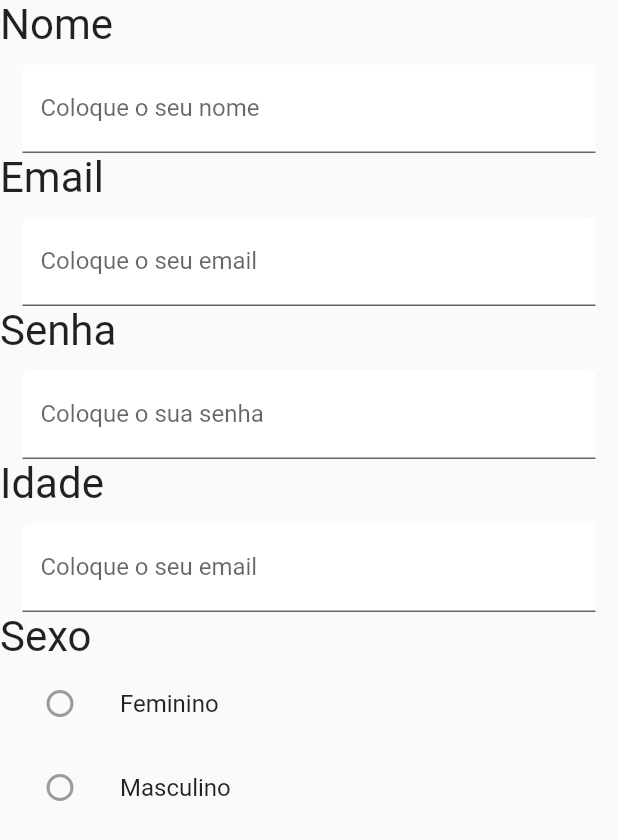
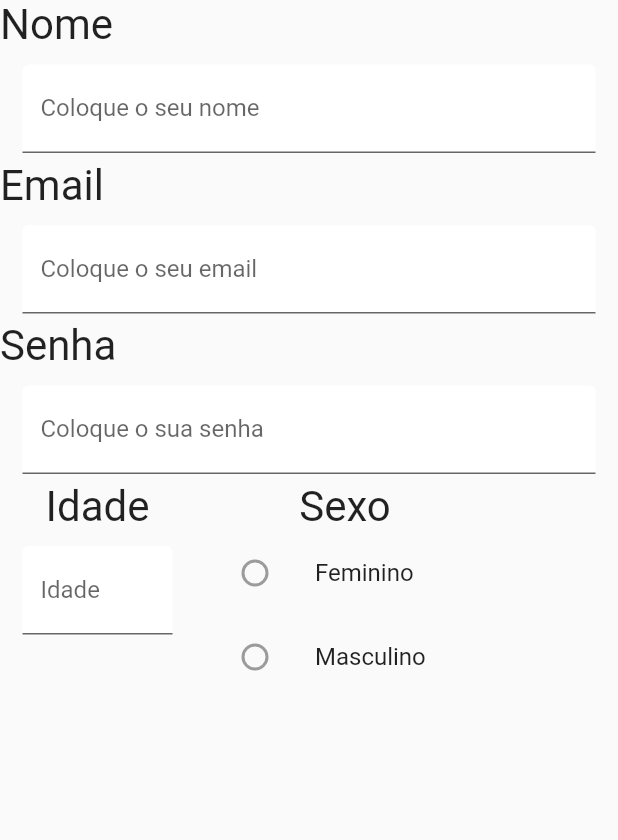
Before and after one commit to Leonerd42/Logikid, a Flutter app: the FormTest widget shown alone on an empty page, opened directly, on a phone screen of 412 x 824 dp. Shown: the top 840 px of the screen. Run offline on Flutter 3.47's test engine with Material 2 defaults, Android fonts, the phone set to English and light mode, and no system bars; Roboto replaces fonts that are missing (Poppins).

Commit message:
pagina cadastro com idade do lado de sexo

```diff
--- a/lib/pages/RegisterPage.dart
+++ b/lib/pages/RegisterPage.dart
@@ -79,7 +79,7 @@ class FormTest extends StatelessWidget {
           //nome
           Text("Nome",textScaleFactor: 2,),
           Container(
-            margin: EdgeInsets.only(top: 10.0, bottom: .0, left: 15.0, right: 15.0),
+            margin: EdgeInsets.only(top: 10.0, bottom: 5.0, left: 15.0, right: 15.0),
             child: TextFormField(
               decoration: new InputDecoration(
                 labelText: "Coloque o seu nome",
@@ -103,7 +103,7 @@ class FormTest extends StatelessWidget {
           //email
           Text("Email",textScaleFactor: 2,),
           Container(
-            margin: EdgeInsets.only(top: 10.0, bottom: .0, left: 15.0, right: 15.0),
+            margin: EdgeInsets.only(top: 10.0, bottom: 5.0, left: 15.0, right: 15.0),
             child: TextFormField(
               decoration: new InputDecoration(
                 labelText: "Coloque o seu email",
@@ -127,7 +127,7 @@ class FormTest extends StatelessWidget {
           //senha
           Text("Senha",textScaleFactor: 2,),
           Container(
-            margin: EdgeInsets.only(top: 10.0, bottom: .0, left: 15.0, right: 15.0),
+            margin: EdgeInsets.only(top: 10.0, bottom: 5.0, left: 15.0, right: 15.0),
             child: TextFormField(
               decoration: new InputDecoration(
                 labelText: "Coloque o sua senha",
@@ -148,14 +148,21 @@ class FormTest extends StatelessWidget {
               ),
             ),
           ),
-         //idade
+          Container(
+            width: 400,
+            height: 150,
+            child: Row(
+              children: <Widget>[
+                Column(
+                  children: <Widget>[
                       Text("Idade",textScaleFactor: 2,),
                       Container(
-            margin: EdgeInsets.only(top: 10.0, bottom: .0, left: 15.0, right: 15.0),
+                        width: 100,
+                        margin: EdgeInsets.only(top: 10.0, bottom: 5.0, left: 15.0, right: 15.0),
                         child: TextFormField(
                           keyboardType: TextInputType.number,
                           decoration: new InputDecoration(
-                labelText: "Coloque o seu email",
+                            labelText: "Idade",
                             filled: true,
                             fillColor: Colors.white,
                             //fillColor: Colors.green
@@ -165,7 +172,14 @@ class FormTest extends StatelessWidget {
                           ),
                         ),
                       ),
-      //sexo
+                  ],
+                ),
+                Column(
+                  children: <Widget>[
+                    Container(
+                      width: 200,
+                      child: Column(
+                        children: <Widget>[
                           Text("Sexo",textScaleFactor: 2,),
                           ListTile(
                             title: const Text('Feminino'),
@@ -183,6 +197,20 @@ class FormTest extends StatelessWidget {
                           ),
                         ],
                       ),
+                    ),
+                  ],
+                )
+              ],
+            ),
+          )
+
+         //idade
+
+      //sexo
+
+
+        ],
+      ),
     );
   }
 }
```
Lines whose indentation alone changed are shown as unchanged.
